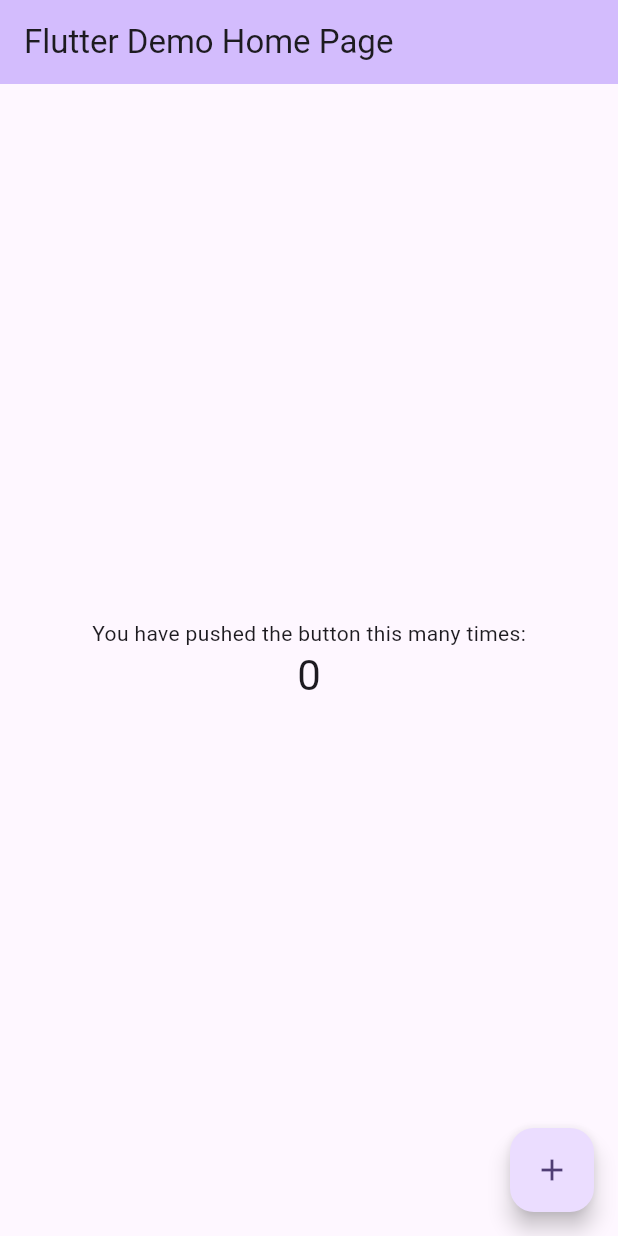
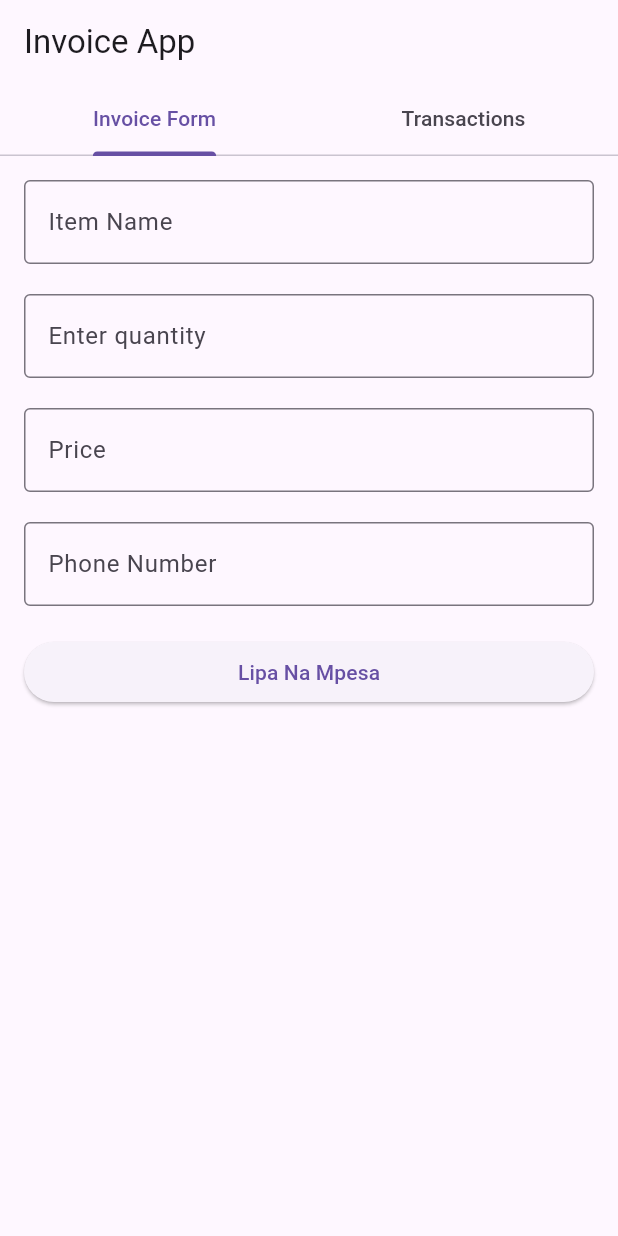
Before and after one commit to the-karanja/invoiceApp, a Flutter app: the screen it shows after launch, on a phone screen of 412 x 824 dp. Run offline on Flutter 3.47's test engine with Material 3 defaults, Android fonts, the phone set to English and light mode, and no system bars.

Commit message:
i added a tabsview to my ui which has two tabs one for initiating the lipa na mpesa transaction and one that pulls the transactions from the database and displays them

```diff
--- a/lib/main.dart
+++ b/lib/main.dart
@@ -1,4 +1,6 @@
 import 'package:flutter/material.dart';
+import 'package:http/http.dart' as http;
+import 'dart:convert';
 
 void main() {
   runApp(const MyApp());
@@ -7,119 +9,209 @@
 class MyApp extends StatelessWidget {
   const MyApp({super.key});
 
-  // This widget is the root of your application.
   @override
   Widget build(BuildContext context) {
     return MaterialApp(
-      title: 'Flutter Demo',
+      title: 'Invoice App',
       theme: ThemeData(
-        // This is the theme of your application.
-        //
-        // TRY THIS: Try running your application with "flutter run". You'll see
-        // the application has a blue toolbar. Then, without quitting the app,
-        // try changing the seedColor in the colorScheme below to Colors.green
-        // and then invoke "hot reload" (save your changes or press the "hot
-        // reload" button in a Flutter-supported IDE, or press "r" if you used
-        // the command line to start the app).
-        //
-        // Notice that the counter didn't reset back to zero; the application
-        // state is not lost during the reload. To reset the state, use hot
-        // restart instead.
-        //
-        // This works for code too, not just values: Most code changes can be
-        // tested with just a hot reload.
-        colorScheme: ColorScheme.fromSeed(seedColor: Colors.deepPurple),
+        primarySwatch: Colors.blue,
         useMaterial3: true,
       ),
-      home: const MyHomePage(title: 'Flutter Demo Home Page'),
+      home: const HomeScreen(),
     );
   }
 }
 
-class MyHomePage extends StatefulWidget {
-  const MyHomePage({super.key, required this.title});
-
-  // This widget is the home page of your application. It is stateful, meaning
-  // that it has a State object (defined below) that contains fields that affect
-  // how it looks.
-
-  // This class is the configuration for the state. It holds the values (in this
-  // case the title) provided by the parent (in this case the App widget) and
-  // used by the build method of the State. Fields in a Widget subclass are
-  // always marked "final".
-
-  final String title;
+class HomeScreen extends StatefulWidget {
+  const HomeScreen({super.key});
 
   @override
-  State<MyHomePage> createState() => _MyHomePageState();
+  State<HomeScreen> createState() => _HomeScreenState();
 }
 
-class _MyHomePageState extends State<MyHomePage> {
-  int _counter = 0;
+class _HomeScreenState extends State<HomeScreen> with SingleTickerProviderStateMixin {
+  late TabController _tabController;
 
-  void _incrementCounter() {
-    setState(() {
-      // This call to setState tells the Flutter framework that something has
-      // changed in this State, which causes it to rerun the build method below
-      // so that the display can reflect the updated values. If we changed
-      // _counter without calling setState(), then the build method would not be
-      // called again, and so nothing would appear to happen.
-      _counter++;
-    });
+  @override
+  void initState() {
+    super.initState();
+    _tabController = TabController(length: 2, vsync: this);
+  }
+
+  @override
+  void dispose() {
+    _tabController.dispose();
+    super.dispose();
   }
 
   @override
   Widget build(BuildContext context) {
-    // This method is rerun every time setState is called, for instance as done
-    // by the _incrementCounter method above.
-    //
-    // The Flutter framework has been optimized to make rerunning build methods
-    // fast, so that you can just rebuild anything that needs updating rather
-    // than having to individually change instances of widgets.
     return Scaffold(
       appBar: AppBar(
-        // TRY THIS: Try changing the color here to a specific color (to
-        // Colors.amber, perhaps?) and trigger a hot reload to see the AppBar
-        // change color while the other colors stay the same.
-        backgroundColor: Theme.of(context).colorScheme.inversePrimary,
-        // Here we take the value from the MyHomePage object that was created by
-        // the App.build method, and use it to set our appbar title.
-        title: Text(widget.title),
+        title: const Text('Invoice App'),
+        bottom: TabBar(
+          controller: _tabController,
+          tabs: const [
+            Tab(text: 'Invoice Form'),
+            Tab(text: 'Transactions'),
+          ],
+        ),
       ),
-      body: Center(
-        // Center is a layout widget. It takes a single child and positions it
-        // in the middle of the parent.
-        child: Column(
-          // Column is also a layout widget. It takes a list of children and
-          // arranges them vertically. By default, it sizes itself to fit its
-          // children horizontally, and tries to be as tall as its parent.
-          //
-          // Column has various properties to control how it sizes itself and
-          // how it positions its children. Here we use mainAxisAlignment to
-          // center the children vertically; the main axis here is the vertical
-          // axis because Columns are vertical (the cross axis would be
-          // horizontal).
-          //
-          // TRY THIS: Invoke "debug painting" (choose the "Toggle Debug Paint"
-          // action in the IDE, or press "p" in the console), to see the
-          // wireframe for each widget.
-          mainAxisAlignment: MainAxisAlignment.center,
-          children: <Widget>[
-            const Text(
-              'You have pushed the button this many times:',
+      body: TabBarView(
+        controller: _tabController,
+        children: [
+          InvoiceForm(),
+          const TransactionsList(),
+        ],
+      ),
+    );
+  }
+}
+
+class InvoiceForm extends StatelessWidget {
+  InvoiceForm({super.key});
+
+  final _formKey = GlobalKey<FormState>();
+  final _itemController = TextEditingController();
+  final _quantityController = TextEditingController();
+  final _priceController = TextEditingController();
+  final _phoneController = TextEditingController();
+
+  Future<void> _initiateMpesaSTKPush(BuildContext context) async {
+    final String item = _itemController.text;
+    final int quantity = int.parse(_quantityController.text);
+    final double price = double.parse(_priceController.text);
+    final String phone = _phoneController.text;
+
+    final response = await http.post(
+      Uri.parse('https://your_backend_url/mpesa-stk-push'),
+      headers: <String, String>{
+        'Content-Type': 'application/json; charset=UTF-8',
+      },
+      body: jsonEncode(<String, dynamic>{
+        'item': item,
+        'quantity': quantity,
+        'price': price,
+        'phone': phone,
+      }),
+    );
+
+    if (response.statusCode == 200) {
+      ScaffoldMessenger.of(context).showSnackBar(
+        const SnackBar(content: Text('STK Push Initiated')),
+      );
+    } else {
+      ScaffoldMessenger.of(context).showSnackBar(
+        const SnackBar(content: Text('Failed to initiate STK Push')),
+      );
+    }
+  }
+
+  @override
+  Widget build(BuildContext context) {
+    return Padding(
+      padding: const EdgeInsets.all(16.0),
+      child: Form(
+        key: _formKey,
+        child: ListView(
+          children: [
+            TextFormField(
+              controller: _itemController,
+              decoration: const InputDecoration(
+                hintText: 'Item Name',
+                border: OutlineInputBorder(),
+              ),
+              validator: (value) {
+                if (value == null || value.isEmpty) {
+                  return 'Please enter an item name';
+                }
+                return null;
+              },
             ),
-            Text(
-              '$_counter',
-              style: Theme.of(context).textTheme.headlineMedium,
+            const SizedBox(height: 20),
+            TextFormField(
+              controller: _quantityController,
+              decoration: const InputDecoration(
+                hintText: 'Enter quantity',
+                border: OutlineInputBorder(),
+              ),
+              keyboardType: TextInputType.number,
+              validator: (value) {
+                if (value == null || value.isEmpty) {
+                  return 'Please enter a quantity';
+                }
+                return null;
+              },
+            ),
+            const SizedBox(height: 20),
+            TextFormField(
+              controller: _priceController,
+              decoration: const InputDecoration(
+                hintText: 'Price',
+                border: OutlineInputBorder(),
+              ),
+              keyboardType: TextInputType.number,
+              validator: (value) {
+                if (value == null || value.isEmpty) {
+                  return 'Please enter a price';
+                }
+                return null;
+              },
+            ),
+            const SizedBox(height: 20),
+            TextFormField(
+              controller: _phoneController,
+              decoration: const InputDecoration(
+                hintText: 'Phone Number',
+                border: OutlineInputBorder(),
+              ),
+              keyboardType: TextInputType.phone,
+              validator: (value) {
+                if (value == null || value.isEmpty) {
+                  return 'Please enter a phone number';
+                }
+                return null;
+              },
+            ),
+            const SizedBox(height: 20),
+            ElevatedButton(
+              onPressed: () {
+                if (_formKey.currentState!.validate()) {
+                  _initiateMpesaSTKPush(context);
+                }
+              },
+              child: const Text('Lipa Na Mpesa'),
             ),
           ],
         ),
       ),
-      floatingActionButton: FloatingActionButton(
-        onPressed: _incrementCounter,
-        tooltip: 'Increment',
-        child: const Icon(Icons.add),
-      ), // This trailing comma makes auto-formatting nicer for build methods.
     );
   }
 }
+
+class TransactionsList extends StatelessWidget {
+  const TransactionsList({super.key});
+
+  @override
+  Widget build(BuildContext context) {
+    final List<Map<String, String>> transactions = [
+      {'date': '2023-01-01', 'item': 'Item 1', 'amount': '50.00'},
+      {'date': '2023-01-02', 'item': 'Item 2', 'amount': '30.00'},
+      {'date': '2023-01-03', 'item': 'Item 3', 'amount': '20.00'},
+    ];
+
+    return ListView.builder(
+      padding: const EdgeInsets.all(16.0),
+      itemCount: transactions.length,
+      itemBuilder: (context, index) {
+        return Card(
+          child: ListTile(
+            title: Text(transactions[index]['item']!),
+            subtitle: Text('Date: ${transactions[index]['date']}'),
+            trailing: Text('Amount: \$${transactions[index]['amount']}'),
+          ),
+        );
+      },
+    );
+  }
+}
--- a/pubspec.yaml
+++ b/pubspec.yaml
@@ -46,7 +46,7 @@
   # package. See that file for information about deactivating specific lint
   # rules and activating additional ones.
   flutter_lints: ^2.0.0
-
+  http: ^0.13.3
 # For information on the generic Dart part of this file, see the
 # following page: https://dart.dev/tools/pub/pubspec
 
```
Also changed, not shown: pubspec.lock.
